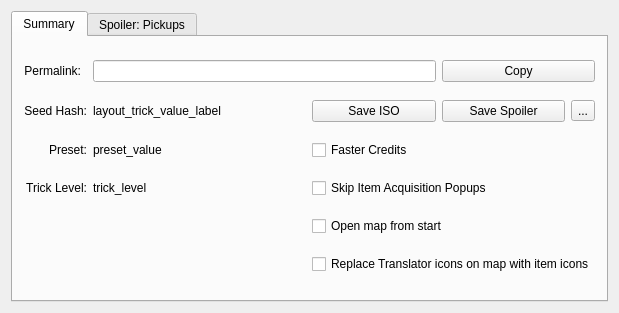
The window that randovania/gui/ui_files/seed_details_window.ui (randovania/randovania) describes before a commit, drawn with Qt 5.
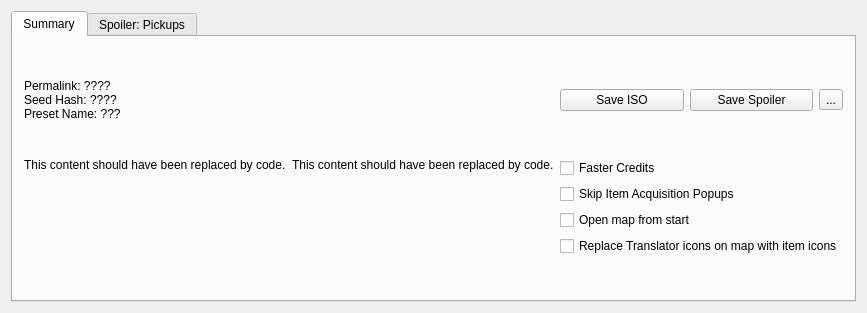
The same window after the commit.

Commit message: Improve the Game Details tab

```diff
--- a/randovania/gui/ui_files/seed_details_window.ui
+++ b/randovania/gui/ui_files/seed_details_window.ui
@@ -6,7 +6,7 @@
    <rect>
     <x>0</x>
     <y>0</y>
-    <width>619</width>
+    <width>707</width>
     <height>313</height>
    </rect>
   </property>
@@ -34,135 +34,75 @@
         <string>Summary</string>
        </attribute>
        <layout class="QGridLayout" name="gridLayout_3">
-        <item row="3" column="0">
-         <widget class="QLabel" name="layout_preset_text_label">
+        <item row="1" column="0" colspan="2">
+         <widget class="QLabel" name="layout_description_left_label">
           <property name="text">
-           <string>Preset:</string>
+           <string>&lt;html&gt;&lt;head/&gt;&lt;body&gt;&lt;p&gt;This content should have been replaced by code.&lt;/p&gt;&lt;/body&gt;&lt;/html&gt;</string>
           </property>
           <property name="alignment">
-           <set>Qt::AlignRight|Qt::AlignTrailing|Qt::AlignVCenter</set>
+           <set>Qt::AlignLeading|Qt::AlignLeft|Qt::AlignTop</set>
           </property>
          </widget>
         </item>
-        <item row="0" column="1" colspan="3">
-         <widget class="QLineEdit" name="layout_permalink_edit">
-          <property name="font">
-           <font>
-            <pointsize>8</pointsize>
-           </font>
-          </property>
-          <property name="readOnly">
-           <bool>true</bool>
-          </property>
-         </widget>
-        </item>
-        <item row="0" column="4" colspan="2">
-         <widget class="QPushButton" name="layout_permalink_copy_button">
+        <item row="1" column="2" colspan="2">
+         <widget class="QLabel" name="layout_description_right_label">
           <property name="text">
-           <string>Copy</string>
+           <string>&lt;html&gt;&lt;head/&gt;&lt;body&gt;&lt;p&gt;This content should have been replaced by code.&lt;/p&gt;&lt;/body&gt;&lt;/html&gt;</string>
           </property>
-         </widget>
-        </item>
-        <item row="5" column="1">
-         <widget class="QLabel" name="layout_trick_level_text_value">
-          <property name="text">
-           <string>trick_level</string>
+          <property name="alignment">
+           <set>Qt::AlignLeading|Qt::AlignLeft|Qt::AlignTop</set>
           </property>
          </widget>
         </item>
-        <item row="2" column="3">
-         <widget class="QPushButton" name="export_iso_button">
-          <property name="text">
-           <string>Save ISO</string>
-          </property>
-         </widget>
-        </item>
-        <item row="0" column="0">
-         <widget class="QLabel" name="layout_permalink_text_label">
+        <item row="0" column="0" colspan="4">
+         <widget class="QLabel" name="layout_title_label">
           <property name="sizePolicy">
-           <sizepolicy hsizetype="Fixed" vsizetype="Preferred">
+           <sizepolicy hsizetype="Preferred" vsizetype="Minimum">
             <horstretch>0</horstretch>
             <verstretch>0</verstretch>
            </sizepolicy>
           </property>
           <property name="text">
-           <string>Permalink:</string>
+           <string>&lt;html&gt;&lt;head/&gt;&lt;body&gt;&lt;p&gt;Permalink: ????&lt;br/&gt;Seed Hash: ????&lt;br/&gt;Preset Name: ???&lt;/p&gt;&lt;/body&gt;&lt;/html&gt;</string>
           </property>
-          <property name="alignment">
-           <set>Qt::AlignRight|Qt::AlignTrailing|Qt::AlignVCenter</set>
+          <property name="textInteractionFlags">
+           <set>Qt::LinksAccessibleByMouse|Qt::TextSelectableByMouse</set>
           </property>
          </widget>
         </item>
-        <item row="2" column="4">
-         <widget class="QPushButton" name="export_log_button">
-          <property name="text">
-           <string>Save Spoiler</string>
-          </property>
-         </widget>
+        <item row="1" column="4" colspan="3">
+         <layout class="QVBoxLayout" name="verticalLayout_4">
+          <item>
+           <widget class="QCheckBox" name="faster_credits_check">
+            <property name="text">
+             <string>Faster Credits</string>
+            </property>
+           </widget>
+          </item>
+          <item>
+           <widget class="QCheckBox" name="remove_hud_popup_check">
+            <property name="text">
+             <string>Skip Item Acquisition Popups</string>
+            </property>
+           </widget>
+          </item>
+          <item>
+           <widget class="QCheckBox" name="open_map_check">
+            <property name="text">
+             <string>Open map from start</string>
+            </property>
+           </widget>
+          </item>
+          <item>
+           <widget class="QCheckBox" name="pickup_markers_check">
+            <property name="text">
+             <string>Replace Translator icons on map with item icons</string>
+            </property>
+           </widget>
+          </item>
+         </layout>
         </item>
-        <item row="7" column="3" colspan="3">
-         <widget class="QCheckBox" name="pickup_markers_check">
-          <property name="text">
-           <string>Replace Translator icons on map with item icons</string>
-          </property>
-         </widget>
-        </item>
-        <item row="6" column="3" colspan="3">
-         <widget class="QCheckBox" name="open_map_check">
-          <property name="text">
-           <string>Open map from start</string>
-          </property>
-         </widget>
-        </item>
-        <item row="5" column="0">
-         <widget class="QLabel" name="layout_trick_level_text_label">
-          <property name="text">
-           <string>Trick Level:</string>
-          </property>
-          <property name="alignment">
-           <set>Qt::AlignRight|Qt::AlignTrailing|Qt::AlignVCenter</set>
-          </property>
-         </widget>
-        </item>
-        <item row="3" column="1">
-         <widget class="QLabel" name="layout_preset_value_label">
-          <property name="text">
-           <string>preset_value</string>
-          </property>
-         </widget>
-        </item>
-        <item row="3" column="3" colspan="3">
-         <widget class="QCheckBox" name="faster_credits_check">
-          <property name="text">
-           <string>Faster Credits</string>
-          </property>
-         </widget>
-        </item>
-        <item row="2" column="0">
-         <widget class="QLabel" name="layout_seed_hash_text_label">
-          <property name="text">
-           <string>Seed Hash:</string>
-          </property>
-          <property name="alignment">
-           <set>Qt::AlignRight|Qt::AlignTrailing|Qt::AlignVCenter</set>
-          </property>
-         </widget>
-        </item>
-        <item row="5" column="3" colspan="3">
-         <widget class="QCheckBox" name="remove_hud_popup_check">
-          <property name="text">
-           <string>Skip Item Acquisition Popups</string>
-          </property>
-         </widget>
-        </item>
-        <item row="2" column="1">
-         <widget class="QLabel" name="layout_seed_hash_value_label">
-          <property name="text">
-           <string>layout_trick_value_label</string>
-          </property>
-         </widget>
-        </item>
-        <item row="2" column="5">
+        <item row="0" column="6">
          <widget class="QToolButton" name="tool_button">
           <property name="text">
            <string>...</string>
@@ -172,6 +112,20 @@
           </property>
          </widget>
         </item>
+        <item row="0" column="5">
+         <widget class="QPushButton" name="export_log_button">
+          <property name="text">
+           <string>Save Spoiler</string>
+          </property>
+         </widget>
+        </item>
+        <item row="0" column="4">
+         <widget class="QPushButton" name="export_iso_button">
+          <property name="text">
+           <string>Save ISO</string>
+          </property>
+         </widget>
+        </item>
        </layout>
       </widget>
       <widget class="QWidget" name="pickup_tab">
```
Left out of the diff: 4 changed lines with no effect on the pictures. The commit also changes 4 other files.
